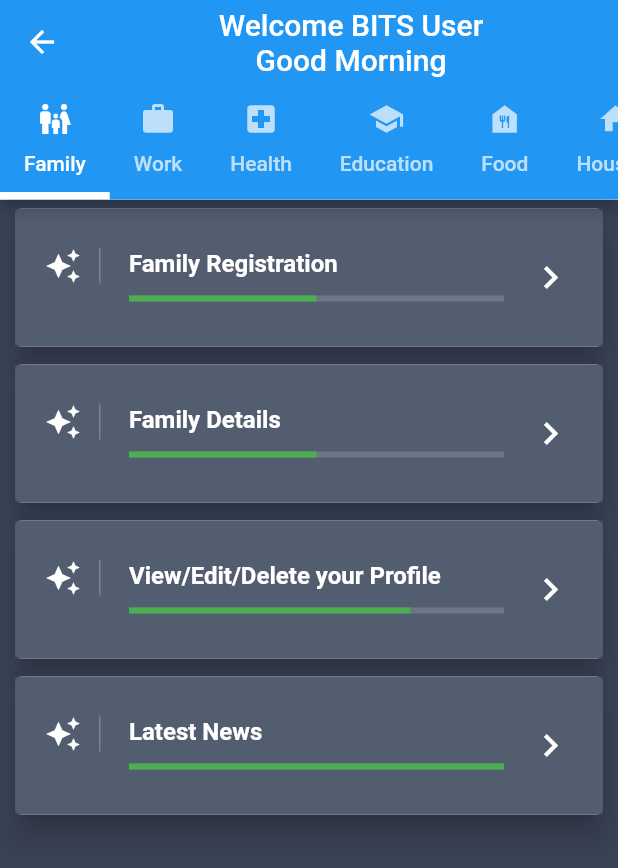
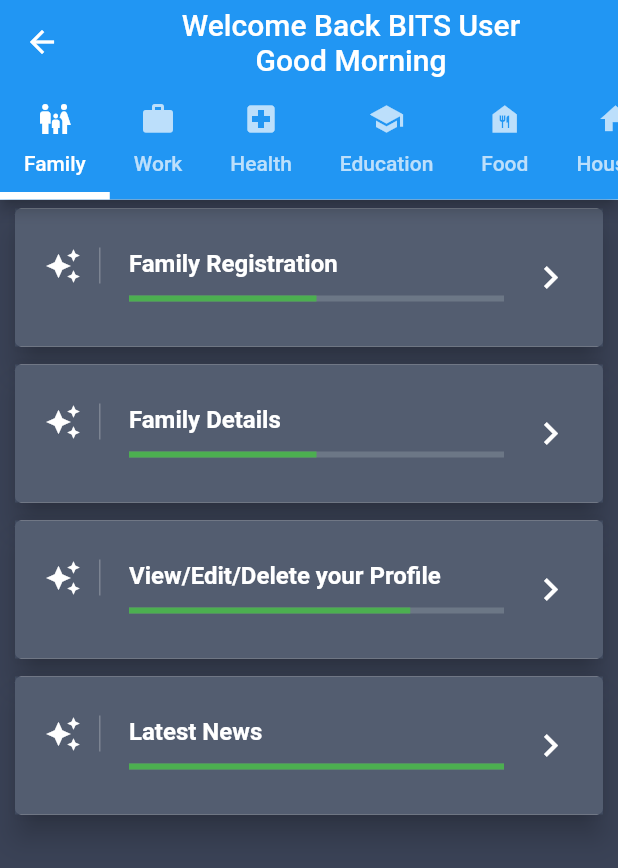
Before and after one commit to mahendraprabuS/devops_demo, a Flutter app: the screen it shows after launch, on a phone screen of 412 x 824 dp. Shown: the top 868 px of the screen. Run offline on Flutter 3.47's test engine with Material 2 defaults, Android fonts, the light colour scheme and no system bars.

Commit message:
Added Back in the Welcome Text

```diff
--- a/lib/ui/views/mainmenu/mainmenutabuser.dart
+++ b/lib/ui/views/mainmenu/mainmenutabuser.dart
@@ -69,7 +69,7 @@ class MainMenuTabUserState extends State<MainMenuTabUser>
             child: Column(
               children: [
                 Text(
-                  Strings.DET_MM_TB_WEL + "BITS User",
+                  Strings.DET_MM_TB_WEL + "Back BITS User",
                 ),
                 Text(
                     greeting()
```
